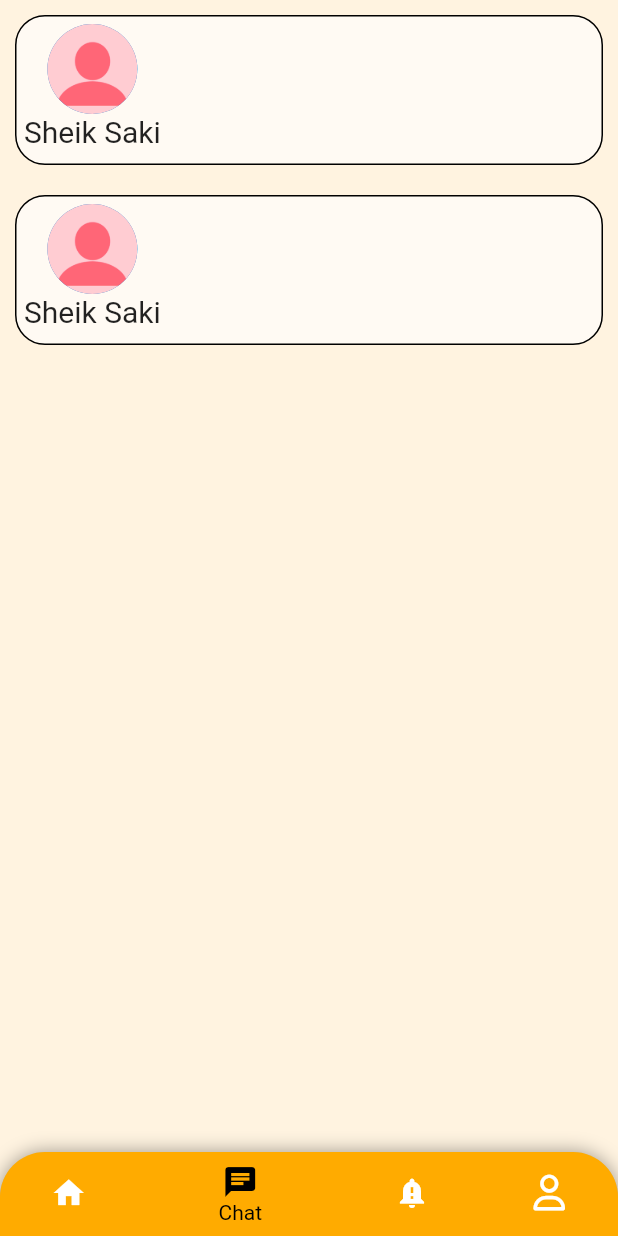
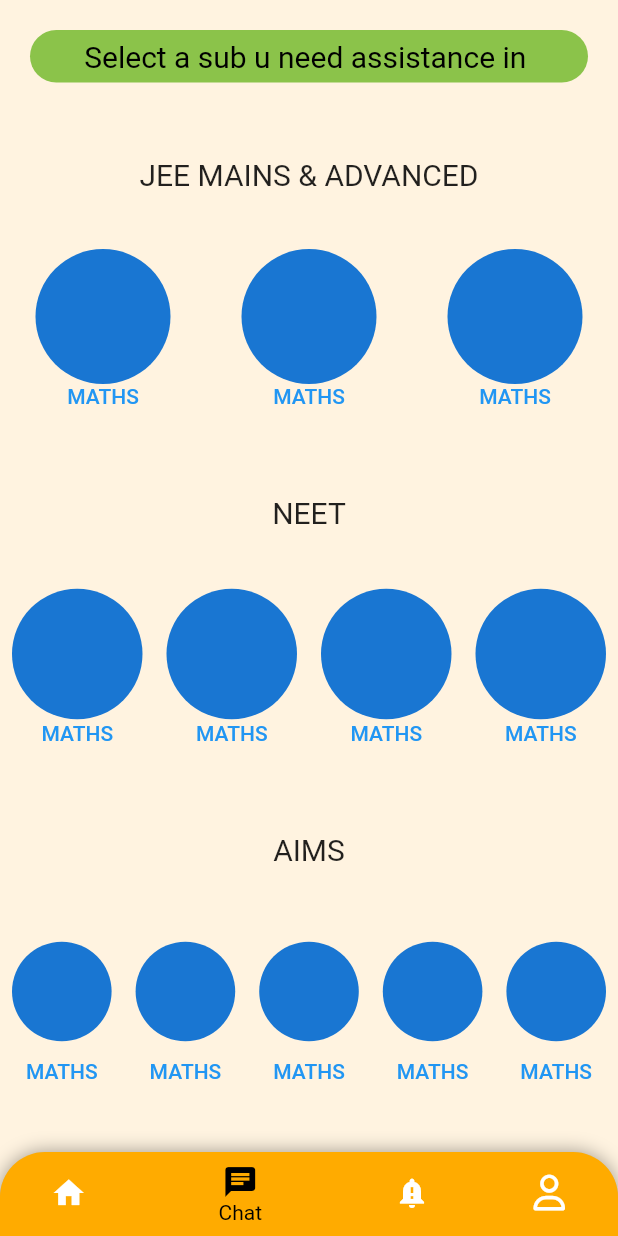
Before and after one commit to harsha2149/tute-app, a Flutter app: the bn_chat screen opened directly, on a phone screen of 412 x 824 dp. Run offline on Flutter 3.47's test engine with Material 2 defaults, Android fonts, the phone set to English and light mode, and no system bars; our stand-ins replace carousel_slider, font_awesome_flutter, table_calendar.

Commit message:
still got work to do

```diff
--- a/lib/bottomNav_pages/chat.dart
+++ b/lib/bottomNav_pages/chat.dart
@@ -6,9 +6,7 @@ import '../tuteBody.dart';
 import 'ACC.dart';
 import 'notifcation.dart';
 
-
 class bn_chat extends StatefulWidget {
-
   @override
   State<bn_chat> createState() => _bn_chatState();
 }
@@ -17,51 +15,133 @@ class _bn_chatState extends State<bn_chat> {
   int _selectedIndex = 1;
 
   void _onItemTapped(int index) {
-
-    if(index == 0)
-    {
+    if (index == 0) {
       print('i have been called');
 
-      Navigator.push(context, MaterialPageRoute(builder: (context){
+      Navigator.push(context, MaterialPageRoute(builder: (context) {
         return tuteBody();
       }));
     }
-    if(index == 1)
-    {
+    if (index == 1) {
       print('i have been called 2');
-      Navigator.push(context, MaterialPageRoute(builder: (context){
+      Navigator.push(context, MaterialPageRoute(builder: (context) {
         return bn_chat();
       }));
     }
-    if(index == 2)
-    {
-      Navigator.push(context, MaterialPageRoute(builder: (context){
+    if (index == 2) {
+      Navigator.push(context, MaterialPageRoute(builder: (context) {
         return bn_notification();
       }));
     }
-    if( index == 3)
-    {
-      Navigator.push(context, MaterialPageRoute(builder: (context){
+    if (index == 3) {
+      Navigator.push(context, MaterialPageRoute(builder: (context) {
         return bn_acc();
       }));
     }
     setState(() {
       _selectedIndex = index;
-
     });
   }
+
   @override
   Widget build(BuildContext context) {
     return Scaffold(
       backgroundColor: Colors.orange.shade50,
-      body: Column(
+      body: SingleChildScrollView(
+        child: Column(
           children: [
             SafeArea(
-            child: contact_info(),
+              child: Container(
+                height: 35,
+                margin: EdgeInsets.all(20),
+                decoration: BoxDecoration(
+                  color: Colors.lightGreen,
+                  borderRadius: BorderRadius.all(Radius.circular(30)),
                 ),
-           contact_info(),
+                child: Center(
+                    child: Text(
+                  'Select a sub u need assistance in ',
+                  style: TextStyle(fontSize: 20, color: Colors.black),
+                )),
+              ),
+            ),
+            SizedBox(height: 30,),
+            Text('JEE MAINS & ADVANCED', style: TextStyle(fontSize: 20),),
+            SizedBox(height: 30,),
+            Row(
+              children: [
+                Expanded(
+                  child: chat_subjCont(),
+                ),
+                Expanded(
+                  child: chat_subjCont(),
+                ),
+                Expanded(
+                  child: chat_subjCont(),
+                ),
+              ],
+            ),
+            SizedBox(
+              height: 50,
+            ),
+
+            Text('NEET', style: TextStyle(fontSize: 20),),
+            SizedBox(height: 30,),
+            Row(
+            children: [
+              Expanded(
+                child: chat_subjCont(),
+              ),  Expanded(
+                child: chat_subjCont(),
+              ),  Expanded(
+                child: chat_subjCont(),
+              ),  Expanded(
+                child: chat_subjCont(),
+              ),
+            ],
+
+            ),
+            SizedBox(
+              height: 50,
+            ),
+            Text('AIMS',style: TextStyle(fontSize: 20),),
+            SizedBox(height: 30,),
+            Row(
+              children: [
+                Expanded(
+                  child: chat_subjCont(),
+                ),Expanded(
+                  child: chat_subjCont(),
+                ),Expanded(
+                  child: chat_subjCont(),
+                ),Expanded(
+                  child: chat_subjCont(),
+                ),Expanded(
+                  child: chat_subjCont(),
+                ),
+              ],
+            ),
+            SizedBox(
+              height: 50,
+            ),
+            Text('UPSC', style: TextStyle(fontSize: 20),),
+           SizedBox(height: 30,),
+           Row(
+             children: [
+               Expanded(
+                 child: chat_subjCont(),
+               ),Expanded(
+                 child: chat_subjCont(),
+               ),Expanded(
+                 child: chat_subjCont(),
+               ),Expanded(
+                 child: chat_subjCont(),
+               ),
+             ],
+           )
 
           ],
+        ),
       ),
       bottomNavigationBar: Container(
         decoration: BoxDecoration(
@@ -76,30 +156,25 @@ class _bn_chatState extends State<bn_chat> {
             topLeft: Radius.circular(30.0),
             topRight: Radius.circular(30.0),
           ),
-
-
-
-
-
-        child:BottomNavigationBar(
-          items:  <BottomNavigationBarItem>[
+          child: BottomNavigationBar(
+            items: <BottomNavigationBarItem>[
               BottomNavigationBarItem(
                 backgroundColor: Colors.amberAccent.shade700,
                 icon: Icon(Icons.home),
                 label: 'Home',
               ),
               BottomNavigationBarItem(
-              backgroundColor:  Colors.amberAccent.shade700,
+                backgroundColor: Colors.amberAccent.shade700,
                 icon: Icon(Icons.chat),
                 label: 'Chat',
               ),
               BottomNavigationBarItem(
-              backgroundColor:  Colors.amberAccent.shade700,
+                backgroundColor: Colors.amberAccent.shade700,
                 icon: Icon(Icons.notification_important),
                 label: 'Notification',
               ),
               BottomNavigationBarItem(
-              backgroundColor:  Colors.amberAccent.shade700,
+                backgroundColor: Colors.amberAccent.shade700,
                 icon: Icon(FontAwesomeIcons.user),
                 label: 'Account',
               ),
@@ -110,8 +185,29 @@ class _bn_chatState extends State<bn_chat> {
           ),
         ),
       ),
+    );
+  }
+}
 
-    );
+class chat_subjCont extends StatelessWidget {
+  const chat_subjCont({
+    Key key,
+  }) : super(key: key);
+
+  @override
+  Widget build(BuildContext context) {
+    return TextButton(
+      onPressed: (){},
+      child: Container(
+      child: Column(
+        children: [
+          CircleAvatar(
+            radius: 45,
+          ),
+          Text('MATHS')
+        ],
+      ),
+    ),);
   }
 }
 
@@ -133,21 +229,24 @@ class contact_info extends StatelessWidget {
         border: Border.all(
           width: 1.0,
         ),
-
       ),
       child: Row(
         children: [
           Column(
             children: [
               CircleAvatar(
-                radius:30,
-      backgroundImage: AssetImage('images/profile_image.png'),),
+                radius: 30,
+                backgroundImage: AssetImage('images/profile_image.png'),
+              ),
               SizedBox(
                 width: 30,
               ),
-              Text('Sheik Saki', style: TextStyle(
+              Text(
+                'Sheik Saki',
+                style: TextStyle(
                   fontSize: 20,
-              ),),
+                ),
+              ),
             ],
           ),
         ],
--- a/lib/bottomNav_pages/notifcation.dart
+++ b/lib/bottomNav_pages/notifcation.dart
@@ -1,6 +1,7 @@
 import 'package:flutter/material.dart';
 import 'package:font_awesome_flutter/font_awesome_flutter.dart';
 import 'package:tute_app/bottomNav_pages/ACC.dart';
+import 'package:tute_app/bottomNav_pages/subscription.dart';
 
 import '../tuteBody.dart';
 import 'chat.dart';
```
Lines whose indentation alone changed are shown as unchanged.
